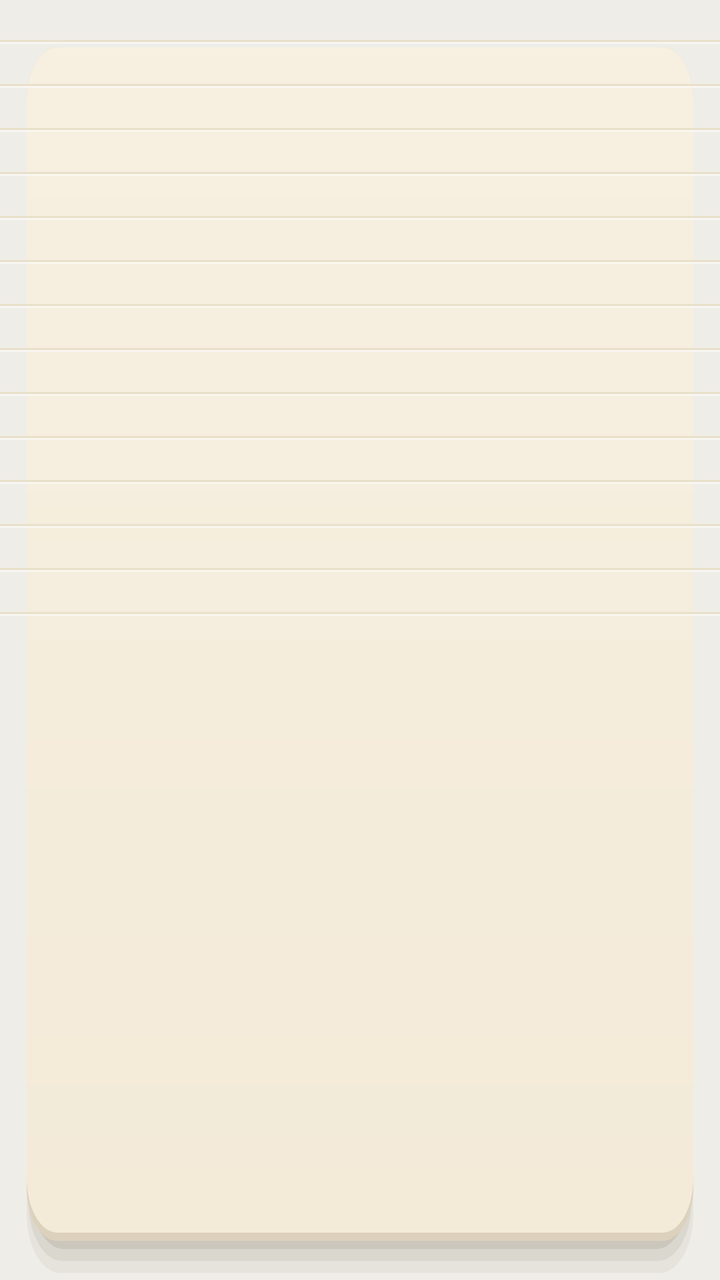
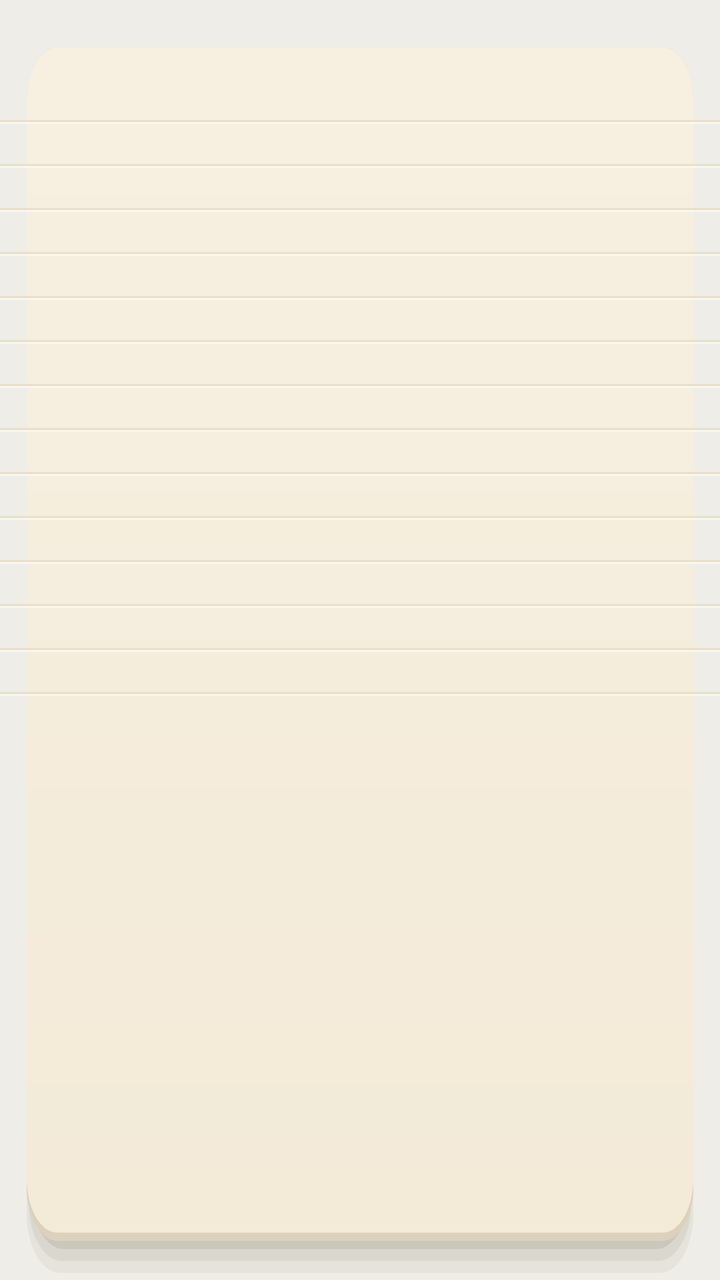

Before-and-after screenshots of an Android layout around one commit, followed by the original layout XML and the change that was made.
<!-- AndroidManifest.xml: application theme AppTheme -->
<!-- res/layout/card.xml -->
<?xml version="1.0" encoding="utf-8"?>
<FrameLayout xmlns:android="http://schemas.android.com/apk/res/android" android:id="@+id/card" android:layout_width="match_parent" android:layout_height="match_parent"
    android:background="@drawable/paper_cream">
    <LinearLayout android:id="@+id/content" android:layout_width="match_parent" android:layout_height="match_parent"
        android:orientation="vertical">
        <ImageView android:id="@+id/title" android:layout_width="wrap_content" android:layout_height="wrap_content"/>
        <TextView android:id="@+id/err" android:layout_width="match_parent" android:layout_height="wrap_content"
            android:textSize="10sp" android:textColor="#B3261E" android:visibility="gone"/>
            <FrameLayout android:id="@+id/r0" android:layout_width="match_parent" android:layout_height="22dp" android:background="@drawable/rule">
                <ImageView android:id="@+id/t0" android:layout_width="wrap_content" android:layout_height="wrap_content"
                    android:layout_gravity="center_vertical" android:tint="#3B5BD6"/>
                <CheckBox android:id="@+id/c0" android:layout_width="40dp" android:layout_height="match_parent"
                    android:button="@null" android:background="@drawable/strike" android:minWidth="0dp" android:minHeight="0dp"
                    android:padding="0dp" android:text="" android:contentDescription="Strike line 1"/>
            </FrameLayout>
            <FrameLayout android:id="@+id/r1" android:layout_width="match_parent" android:layout_height="22dp" android:background="@drawable/rule">
                <ImageView android:id="@+id/t1" android:layout_width="wrap_content" android:layout_height="wrap_content"
                    android:layout_gravity="center_vertical" android:tint="#3B5BD6"/>
                <CheckBox android:id="@+id/c1" android:layout_width="40dp" android:layout_height="match_parent"
                    android:button="@null" android:background="@drawable/strike" android:minWidth="0dp" android:minHeight="0dp"
                    android:padding="0dp" android:text="" android:contentDescription="Strike line 2"/>
            </FrameLayout>
            <FrameLayout android:id="@+id/r2" android:layout_width="match_parent" android:layout_height="22dp" android:background="@drawable/rule">
                <ImageView android:id="@+id/t2" android:layout_width="wrap_content" android:layout_height="wrap_content"
                    android:layout_gravity="center_vertical" android:tint="#3B5BD6"/>
                <CheckBox android:id="@+id/c2" android:layout_width="40dp" android:layout_height="match_parent"
                    android:button="@null" android:background="@drawable/strike" android:minWidth="0dp" android:minHeight="0dp"
                    android:padding="0dp" android:text="" android:contentDescription="Strike line 3"/>
            </FrameLayout>
            <FrameLayout android:id="@+id/r3" android:layout_width="match_parent" android:layout_height="22dp" android:background="@drawable/rule">
                <ImageView android:id="@+id/t3" android:layout_width="wrap_content" android:layout_height="wrap_content"
                    android:layout_gravity="center_vertical" android:tint="#3B5BD6"/>
                <CheckBox android:id="@+id/c3" android:layout_width="40dp" android:layout_height="match_parent"
                    android:button="@null" android:background="@drawable/strike" android:minWidth="0dp" android:minHeight="0dp"
                    android:padding="0dp" android:text="" android:contentDescription="Strike line 4"/>
            </FrameLayout>
            <FrameLayout android:id="@+id/r4" android:layout_width="match_parent" android:layout_height="22dp" android:background="@drawable/rule">
                <ImageView android:id="@+id/t4" android:layout_width="wrap_content" android:layout_height="wrap_content"
                    android:layout_gravity="center_vertical" android:tint="#3B5BD6"/>
                <CheckBox android:id="@+id/c4" android:layout_width="40dp" android:layout_height="match_parent"
                    android:button="@null" android:background="@drawable/strike" android:minWidth="0dp" android:minHeight="0dp"
                    android:padding="0dp" android:text="" android:contentDescription="Strike line 5"/>
            </FrameLayout>
            <FrameLayout android:id="@+id/r5" android:layout_width="match_parent" android:layout_height="22dp" android:background="@drawable/rule">
                <ImageView android:id="@+id/t5" android:layout_width="wrap_content" android:layout_height="wrap_content"
                    android:layout_gravity="center_vertical" android:tint="#3B5BD6"/>
                <CheckBox android:id="@+id/c5" android:layout_width="40dp" android:layout_height="match_parent"
                    android:button="@null" android:background="@drawable/strike" android:minWidth="0dp" android:minHeight="0dp"
                    android:padding="0dp" android:text="" android:contentDescription="Strike line 6"/>
            </FrameLayout>
            <FrameLayout android:id="@+id/r6" android:layout_width="match_parent" android:layout_height="22dp" android:background="@drawable/rule">
                <ImageView android:id="@+id/t6" android:layout_width="wrap_content" android:layout_height="wrap_content"
                    android:layout_gravity="center_vertical" android:tint="#3B5BD6"/>
                <CheckBox android:id="@+id/c6" android:layout_width="40dp" android:layout_height="match_parent"
                    android:button="@null" android:background="@drawable/strike" android:minWidth="0dp" android:minHeight="0dp"
                    android:padding="0dp" android:text="" android:contentDescription="Strike line 7"/>
            </FrameLayout>
            <FrameLayout android:id="@+id/r7" android:layout_width="match_parent" android:layout_height="22dp" android:background="@drawable/rule">
                <ImageView android:id="@+id/t7" android:layout_width="wrap_content" android:layout_height="wrap_content"
                    android:layout_gravity="center_vertical" android:tint="#3B5BD6"/>
                <CheckBox android:id="@+id/c7" android:layout_width="40dp" android:layout_height="match_parent"
                    android:button="@null" android:background="@drawable/strike" android:minWidth="0dp" android:minHeight="0dp"
                    android:padding="0dp" android:text="" android:contentDescription="Strike line 8"/>
            </FrameLayout>
            <FrameLayout android:id="@+id/r8" android:layout_width="match_parent" android:layout_height="22dp" android:background="@drawable/rule">
                <ImageView android:id="@+id/t8" android:layout_width="wrap_content" android:layout_height="wrap_content"
                    android:layout_gravity="center_vertical" android:tint="#3B5BD6"/>
                <CheckBox android:id="@+id/c8" android:layout_width="40dp" android:layout_height="match_parent"
                    android:button="@null" android:background="@drawable/strike" android:minWidth="0dp" android:minHeight="0dp"
                    android:padding="0dp" android:text="" android:contentDescription="Strike line 9"/>
            </FrameLayout>
            <FrameLayout android:id="@+id/r9" android:layout_width="match_parent" android:layout_height="22dp" android:background="@drawable/rule">
                <ImageView android:id="@+id/t9" android:layout_width="wrap_content" android:layout_height="wrap_content"
                    android:layout_gravity="center_vertical" android:tint="#3B5BD6"/>
                <CheckBox android:id="@+id/c9" android:layout_width="40dp" android:layout_height="match_parent"
                    android:button="@null" android:background="@drawable/strike" android:minWidth="0dp" android:minHeight="0dp"
                    android:padding="0dp" android:text="" android:contentDescription="Strike line 10"/>
            </FrameLayout>
            <FrameLayout android:id="@+id/r10" android:layout_width="match_parent" android:layout_height="22dp" android:background="@drawable/rule">
                <ImageView android:id="@+id/t10" android:layout_width="wrap_content" android:layout_height="wrap_content"
                    android:layout_gravity="center_vertical" android:tint="#3B5BD6"/>
                <CheckBox android:id="@+id/c10" android:layout_width="40dp" android:layout_height="match_parent"
                    android:button="@null" android:background="@drawable/strike" android:minWidth="0dp" android:minHeight="0dp"
                    android:padding="0dp" android:text="" android:contentDescription="Strike line 11"/>
            </FrameLayout>
            <FrameLayout android:id="@+id/r11" android:layout_width="match_parent" android:layout_height="22dp" android:background="@drawable/rule">
                <ImageView android:id="@+id/t11" android:layout_width="wrap_content" android:layout_height="wrap_content"
                    android:layout_gravity="center_vertical" android:tint="#3B5BD6"/>
                <CheckBox android:id="@+id/c11" android:layout_width="40dp" android:layout_height="match_parent"
                    android:button="@null" android:background="@drawable/strike" android:minWidth="0dp" android:minHeight="0dp"
                    android:padding="0dp" android:text="" android:contentDescription="Strike line 12"/>
            </FrameLayout>
            <FrameLayout android:id="@+id/r12" android:layout_width="match_parent" android:layout_height="22dp" android:background="@drawable/rule">
                <ImageView android:id="@+id/t12" android:layout_width="wrap_content" android:layout_height="wrap_content"
                    android:layout_gravity="center_vertical" android:tint="#3B5BD6"/>
                <CheckBox android:id="@+id/c12" android:layout_width="40dp" android:layout_height="match_parent"
                    android:button="@null" android:background="@drawable/strike" android:minWidth="0dp" android:minHeight="0dp"
                    android:padding="0dp" android:text="" android:contentDescription="Strike line 13"/>
            </FrameLayout>
            <FrameLayout android:id="@+id/r13" android:layout_width="match_parent" android:layout_height="22dp" android:background="@drawable/rule">
                <ImageView android:id="@+id/t13" android:layout_width="wrap_content" android:layout_height="wrap_content"
                    android:layout_gravity="center_vertical" android:tint="#3B5BD6"/>
                <CheckBox android:id="@+id/c13" android:layout_width="40dp" android:layout_height="match_parent"
                    android:button="@null" android:background="@drawable/strike" android:minWidth="0dp" android:minHeight="0dp"
                    android:padding="0dp" android:text="" android:contentDescription="Strike line 14"/>
            </FrameLayout>
    </LinearLayout>
</FrameLayout>
<!-- resources referenced by this layout -->
<resources>
  <!-- drawable rule (drawable) -->
  <?xml version="1.0" encoding="utf-8"?>
  <layer-list xmlns:android="http://schemas.android.com/apk/res/android">
      <item android:gravity="bottom" android:height="1dp" android:bottom="1dp"><shape><solid android:color="#E9E0CB"/></shape></item>
      <item android:gravity="bottom" android:height="1dp"><shape><solid android:color="#80FFFFFF"/></shape></item>
  </layer-list>
  <!-- drawable strike (drawable) -->
  <?xml version="1.0" encoding="utf-8"?>
  <animated-selector xmlns:android="http://schemas.android.com/apk/res/android">
      <item android:id="@+id/s_on" android:state_checked="true" android:drawable="@drawable/strike_on"/>
      <item android:id="@+id/s_off" android:drawable="@drawable/strike_off"/>
      <transition android:fromId="@id/s_off" android:toId="@id/s_on" android:drawable="@drawable/strike_draw"/>
      <transition android:fromId="@id/s_on" android:toId="@id/s_off" android:drawable="@drawable/strike_erase"/>
  </animated-selector>
  <style name="AppTheme" parent="android:Theme.Material.Light.NoActionBar">
          <item name="android:windowBackground">@color/bg</item>
          <item name="android:statusBarColor">@color/bg</item>
          <item name="android:navigationBarColor">@color/bg</item>
          <item name="android:windowLightStatusBar">true</item>
          <item name="android:windowLightNavigationBar">true</item>
          <item name="android:colorAccent">#3B5BD6</item>
          <item name="android:textColorHighlight">#403B5BD6</item>
      </style>
  <!-- drawable strike_on (drawable) -->
  <?xml version="1.0" encoding="utf-8"?>
  <vector xmlns:android="http://schemas.android.com/apk/res/android" android:width="100dp" android:height="22dp" android:viewportWidth="100" android:viewportHeight="22">
      <path android:name="s" android:pathData="M1,13.2 C14,11.6 26,13.4 40,11.8 C54,10.4 66,12.6 80,11 C88,10.2 94,10.8 99,9.8" android:strokeColor="@color/ink_dark" android:strokeWidth="2.1"
          android:strokeLineCap="round" android:fillColor="#00000000" android:trimPathEnd="1"/>
  </vector>
  <!-- drawable strike_off (drawable) -->
  <?xml version="1.0" encoding="utf-8"?>
  <vector xmlns:android="http://schemas.android.com/apk/res/android" android:width="100dp" android:height="22dp" android:viewportWidth="100" android:viewportHeight="22">
      <path android:name="s" android:pathData="M1,13.2 C14,11.6 26,13.4 40,11.8 C54,10.4 66,12.6 80,11 C88,10.2 94,10.8 99,9.8" android:strokeColor="@color/ink_dark" android:strokeWidth="2.1"
          android:strokeLineCap="round" android:fillColor="#00000000" android:trimPathEnd="0"/>
  </vector>
  <!-- drawable strike_draw (drawable) -->
  <?xml version="1.0" encoding="utf-8"?>
  <animated-vector xmlns:android="http://schemas.android.com/apk/res/android" xmlns:aapt="http://schemas.android.com/aapt">
      <aapt:attr name="android:drawable"><vector xmlns:android="http://schemas.android.com/apk/res/android" android:width="100dp" android:height="22dp" android:viewportWidth="100" android:viewportHeight="22">
      <path android:name="s" android:pathData="M1,13.2 C14,11.6 26,13.4 40,11.8 C54,10.4 66,12.6 80,11 C88,10.2 94,10.8 99,9.8" android:strokeColor="@color/ink_dark" android:strokeWidth="2.1"
          android:strokeLineCap="round" android:fillColor="#00000000" android:trimPathEnd="0"/>
  </vector></aapt:attr>
      <target android:name="s">
          <aapt:attr name="android:animation">
              <objectAnimator android:propertyName="trimPathEnd" android:valueFrom="0" android:valueTo="1"
                  android:duration="360" android:interpolator="@android:interpolator/fast_out_slow_in"/>
          </aapt:attr>
      </target>
  </animated-vector>
  <color name="bg">#EFEDE7</color>
  <color name="ink_dark">#3B5BD6</color>
  <!-- unchanged entries left out for length: 2 -->
</resources>

<!-- the commit's change to res/layout/card.xml (unified diff, before → after) -->
@@ -3,7 +3,10 @@
     android:background="@drawable/paper_cream">
     <LinearLayout android:id="@+id/content" android:layout_width="match_parent" android:layout_height="match_parent"
         android:orientation="vertical">
-        <ImageView android:id="@+id/title" android:layout_width="wrap_content" android:layout_height="wrap_content"/>
+        <FrameLayout android:id="@+id/head" android:layout_width="match_parent" android:layout_height="40dp">
+            <ImageView android:id="@+id/title" android:layout_width="wrap_content" android:layout_height="wrap_content"
+                android:layout_gravity="bottom"/>
+        </FrameLayout>
         <TextView android:id="@+id/err" android:layout_width="match_parent" android:layout_height="wrap_content"
             android:textSize="10sp" android:textColor="#B3261E" android:visibility="gone"/>
             <FrameLayout android:id="@+id/r0" android:layout_width="match_parent" android:layout_height="22dp" android:background="@drawable/rule">
